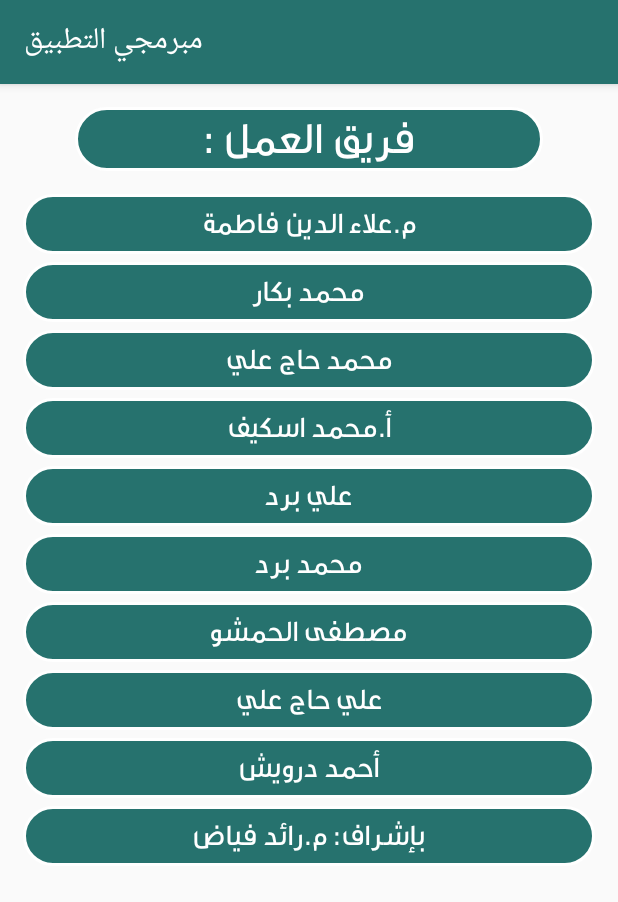
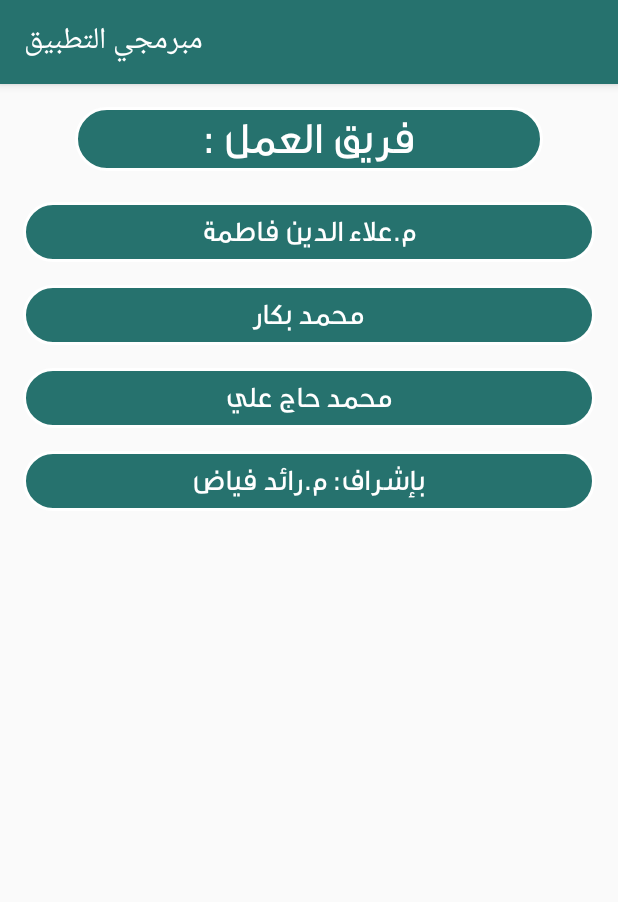
Before and after one commit to alaaddin83/ALFYHAA_Institute-APP, an Android app: the Developers screen opened directly, with no data from a screen before it, on a phone screen of 412 x 824 dp. Shown: the top 902 px of the screen. Run offline under Robolectric (Android 15) with nearby library versions, the phone set to English and light mode, and no system bars.

Commit message:
second Commit

```diff
--- a/app/src/main/java/com/alaaddin/fayhaa/About_Fifth_Courses.java
+++ b/app/src/main/java/com/alaaddin/fayhaa/About_Fifth_Courses.java
@@ -15,8 +15,7 @@ import java.io.InputStream;
 public class About_Fifth_Courses extends AppCompatActivity {
 
     PDFView pdfView;
-
-    //TextView aboutcourse;
+    TextView aboutcourse;
 
     @Override
     protected void onCreate(Bundle savedInstanceState) {
@@ -24,6 +23,7 @@ public class About_Fifth_Courses extends AppCompatActivity {
         setContentView(R.layout.activity_about_course__now);
 
         pdfView = (PDFView) findViewById(R.id.pdfview_nowcours);
+        aboutcourse = (TextView) findViewById(R.id.tv_courses5_2020);
 
         pdfView.fromAsset("fifth_courses.pdf").load();
 
--- a/app/src/main/res/layout/activity_about_course__now.xml
+++ b/app/src/main/res/layout/activity_about_course__now.xml
@@ -1,16 +1,29 @@
 <?xml version="1.0" encoding="utf-8"?>
-<androidx.constraintlayout.widget.ConstraintLayout xmlns:android="http://schemas.android.com/apk/res/android"
+<RelativeLayout xmlns:android="http://schemas.android.com/apk/res/android"
     xmlns:app="http://schemas.android.com/apk/res-auto"
     xmlns:tools="http://schemas.android.com/tools"
     android:layout_width="match_parent"
     android:layout_height="match_parent"
     tools:context=".About_Fifth_Courses">
 
+    <TextView
+        android:id="@+id/tv_courses5_2020"
+        android:layout_width="match_parent"
+        android:layout_height="wrap_content"
+        android:layout_marginBottom="5dp"
+        android:fontFamily="@font/ge_ss_text_bold"
+        android:gravity="center"
+        android:padding="5dp"
+        android:text="ستبدأ دورات الدفعة الخامسة في أذار 2020:"
+        android:textColor="@android:color/black"
+        android:textSize="16sp" />
+
 
     <com.github.barteksc.pdfviewer.PDFView
+        android:layout_below="@+id/tv_courses5_2020"
+        android:id="@+id/pdfview_nowcours"
         android:layout_width="match_parent"
-        android:layout_height="match_parent"
-        android:id="@+id/pdfview_nowcours"/>
+        android:layout_height="match_parent" />
 
     <!--    <ScrollView-->
     <!--        android:layout_width="match_parent"-->
@@ -25,4 +38,4 @@
     <!--            android:gravity="right"/>-->
     <!--    </ScrollView>-->
 
-</androidx.constraintlayout.widget.ConstraintLayout>
+</RelativeLayout>
--- a/app/src/main/res/layout/activity_developers.xml
+++ b/app/src/main/res/layout/activity_developers.xml
@@ -36,7 +36,7 @@
                 android:id="@+id/textView"
                 android:layout_width="match_parent"
                 android:layout_height="wrap_content"
-                android:layout_marginTop="10dp"
+                android:layout_marginTop="15dp"
                 android:layout_marginLeft="15dp"
                 android:layout_marginRight="15dp"
                 android:textSize="20sp"
@@ -50,7 +50,7 @@
                 android:id="@+id/textView2"
                 android:layout_width="match_parent"
                 android:layout_height="wrap_content"
-                android:layout_marginTop="5dp"
+                android:layout_marginTop="15dp"
                 android:layout_marginLeft="15dp"
                 android:layout_marginRight="15dp"
                 android:textSize="20sp"
@@ -63,7 +63,7 @@
                 android:id="@+id/textView3"
                 android:layout_width="match_parent"
                 android:layout_height="wrap_content"
-                android:layout_marginTop="5dp"
+                android:layout_marginTop="15dp"
                 android:layout_marginLeft="15dp"
                 android:layout_marginRight="15dp"
                 android:textSize="20sp"
@@ -72,91 +72,13 @@
                 android:textColor="@android:color/white"
                 android:fontFamily="@font/ge_thameen_demibold"
                 android:text="محمد حاج علي" />
-            <TextView
-                android:id="@+id/textView4"
-                android:layout_width="match_parent"
-                android:layout_height="wrap_content"
-                android:layout_marginTop="5dp"
-                android:layout_marginLeft="15dp"
-                android:layout_marginRight="15dp"
-                android:textSize="20sp"
-                android:gravity="center"
-                android:background="@drawable/tv_coursesshape"
-                android:textColor="@android:color/white"
-                android:fontFamily="@font/ge_thameen_demibold"
-                android:text="أ.محمد اسكيف" />
-            <TextView
-                android:id="@+id/textView5"
-                android:layout_width="match_parent"
-                android:layout_height="wrap_content"
-                android:layout_marginTop="5dp"
-                android:layout_marginLeft="15dp"
-                android:layout_marginRight="15dp"
-                android:textSize="20sp"
-                android:gravity="center"
-                android:background="@drawable/tv_coursesshape"
-                android:textColor="@android:color/white"
-                android:fontFamily="@font/ge_thameen_demibold"
-                android:text="علي برد" />
-            <TextView
-                android:id="@+id/textView6"
-                android:layout_width="match_parent"
-                android:layout_height="wrap_content"
-                android:layout_marginTop="5dp"
-                android:layout_marginLeft="15dp"
-                android:layout_marginRight="15dp"
-                android:textSize="20sp"
-                android:gravity="center"
-                android:background="@drawable/tv_coursesshape"
-                android:textColor="@android:color/white"
-                android:fontFamily="@font/ge_thameen_demibold"
-                android:text="محمد برد" />
-            <TextView
-                android:id="@+id/textView7"
-                android:layout_width="match_parent"
-                android:layout_height="wrap_content"
-                android:layout_marginTop="5dp"
-                android:layout_marginLeft="15dp"
-                android:layout_marginRight="15dp"
-                android:textSize="20sp"
-                android:gravity="center"
-                android:background="@drawable/tv_coursesshape"
-                android:textColor="@android:color/white"
-                android:fontFamily="@font/ge_thameen_demibold"
-                android:text="مصطفى الحمشو" />
 
-            <TextView
-                android:id="@+id/textView8"
-                android:layout_width="match_parent"
-                android:layout_height="wrap_content"
-                android:layout_marginTop="5dp"
-                android:layout_marginLeft="15dp"
-                android:layout_marginRight="15dp"
-                android:textSize="20sp"
-                android:gravity="center"
-                android:background="@drawable/tv_coursesshape"
-                android:textColor="@android:color/white"
-                android:fontFamily="@font/ge_thameen_demibold"
-                android:text="علي حاج علي" />
-            <TextView
-                android:id="@+id/textView9"
-                android:layout_width="match_parent"
-                android:layout_height="wrap_content"
-                android:layout_marginTop="5dp"
-                android:layout_marginLeft="15dp"
-                android:layout_marginRight="15dp"
-                android:textSize="20sp"
-                android:gravity="center"
-                android:background="@drawable/tv_coursesshape"
-                android:textColor="@android:color/white"
-                android:fontFamily="@font/ge_thameen_demibold"
-                android:text="أحمد درويش" />
 
             <TextView
                 android:id="@+id/textView10"
                 android:layout_width="match_parent"
                 android:layout_height="wrap_content"
-                android:layout_marginTop="5dp"
+                android:layout_marginTop="15dp"
                 android:layout_marginLeft="15dp"
                 android:layout_marginBottom="20dp"
                 android:layout_marginRight="15dp"
```
Lines whose indentation alone changed are shown as unchanged.
